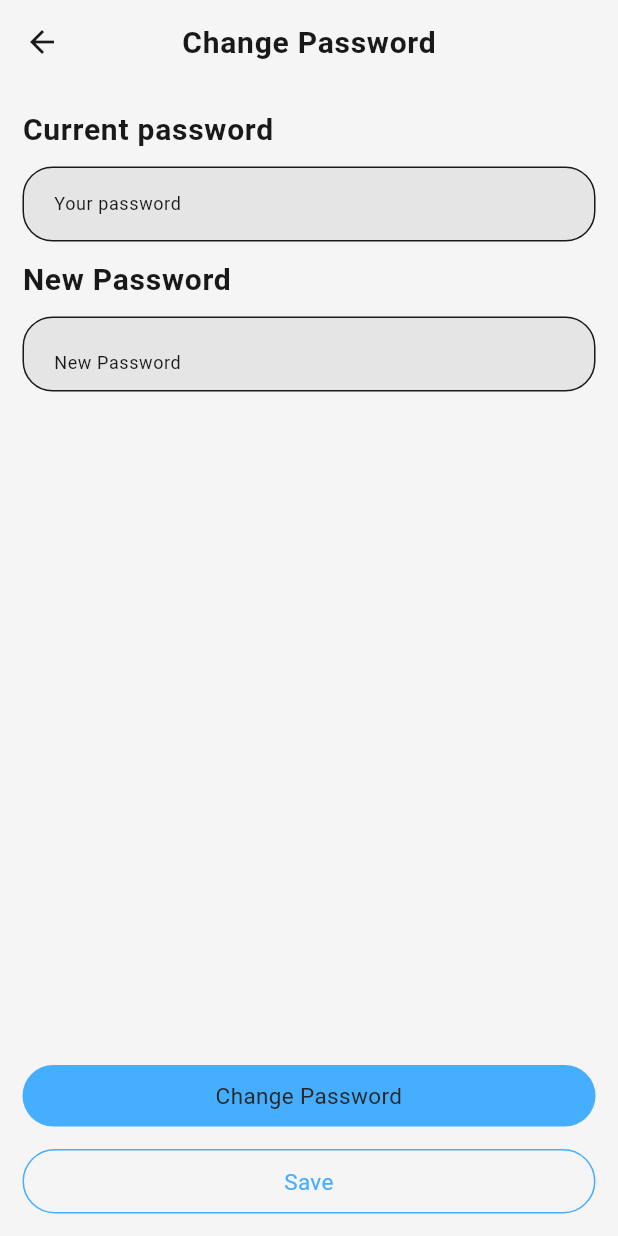
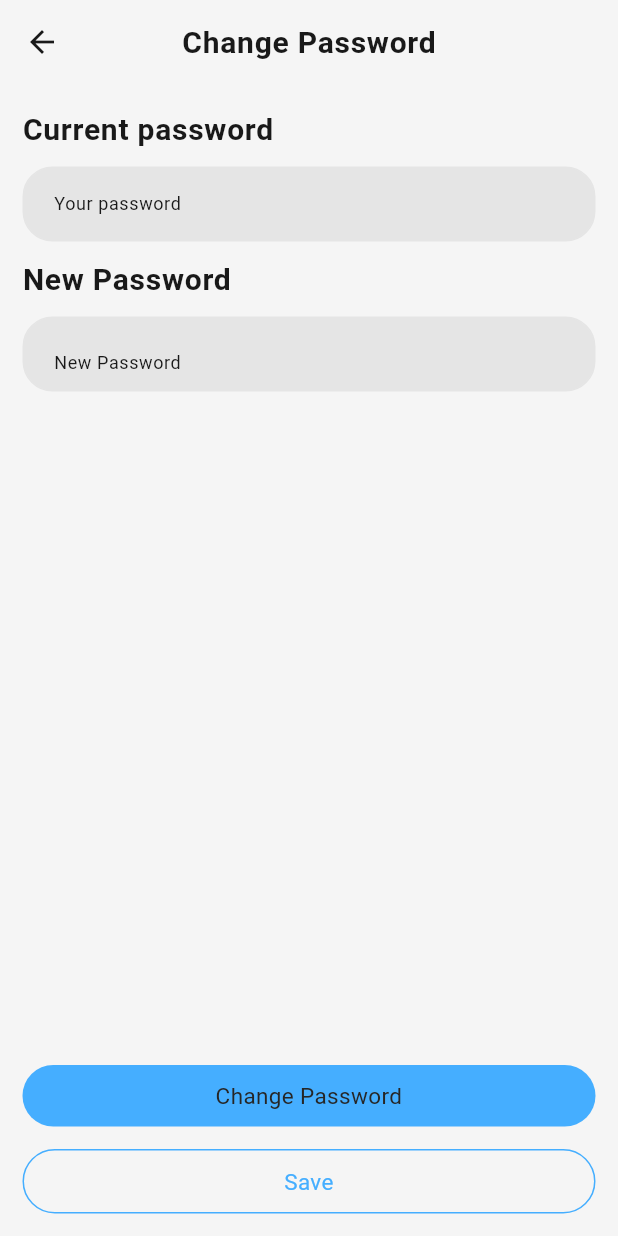
Before and after one commit to Samkok/news_app, a Flutter app: the ChangePasswordPage screen opened by its route, on a phone screen of 412 x 824 dp. Run offline on Flutter 3.47's test engine with Material 3 defaults, Android fonts, the phone set to English and light mode, and no system bars; our stand-ins replace carousel_slider, dotted_border, firebase_core, get, shared_preferences; missing offline and left inert: shared_preferences_foundation; accounts and stored records are empty.

```diff
--- a/lib/widgets/util_widget.dart
+++ b/lib/widgets/util_widget.dart
@@ -223,7 +223,7 @@ class UtilWidget {
           borderRadius: BorderRadius.circular(30),
           color: themeData.hoverColor,
           border: Border.all(
-              color: themeData.colorScheme.onPrimary
+              color: themeData.hoverColor
           )
       ),
       child: Row(
@@ -277,7 +277,7 @@ class UtilWidget {
               borderRadius: BorderRadius.circular(20),
               color: themeData.hoverColor,
             border: Border.all(
-              color: themeData.colorScheme.onPrimary
+              color: themeData.hoverColor
             )
           ),
           child: Center(
@@ -334,7 +334,7 @@ class UtilWidget {
           decoration: BoxDecoration(
               borderRadius: BorderRadius.circular(20),
               color: themeData.hoverColor,
-            border: Border.all(color: themeData.colorScheme.onPrimary)
+            border: Border.all(color: themeData.hoverColor)
           ),
           child: Center(
             child: TextField(
--- a/pubspec.yaml
+++ b/pubspec.yaml
@@ -38,8 +38,9 @@ dependencies:
   intl: ^0.19.0
   dotted_border: ^2.1.0
   shared_preferences: ^2.3.2
-  shared_preferences_foundation: ^2.5.2
   carousel_slider: ^5.0.0
+#  firebase_core: ^3.4.1
+  firebase_core: ^2.14.0
 
 dev_dependencies:
   flutter_test:
```
Also changed, not shown: lib/main.dart (+48 -11 lines), firebase.json (added), lib/firebase_options.dart (added), pubspec.lock, 20 other files.
